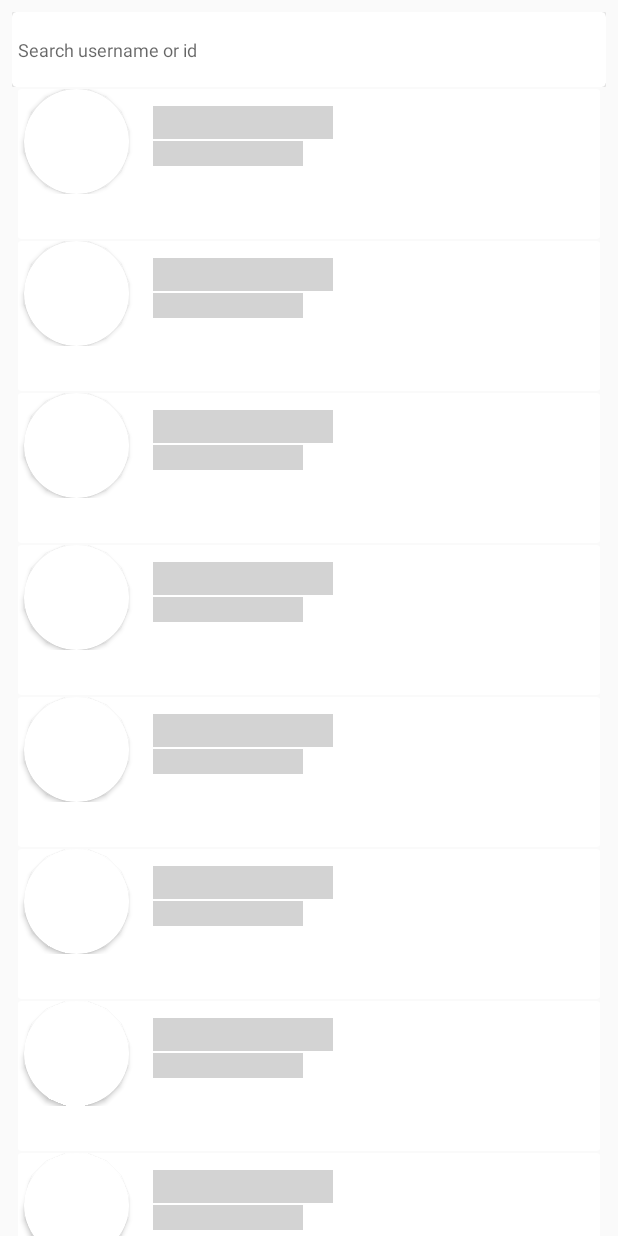
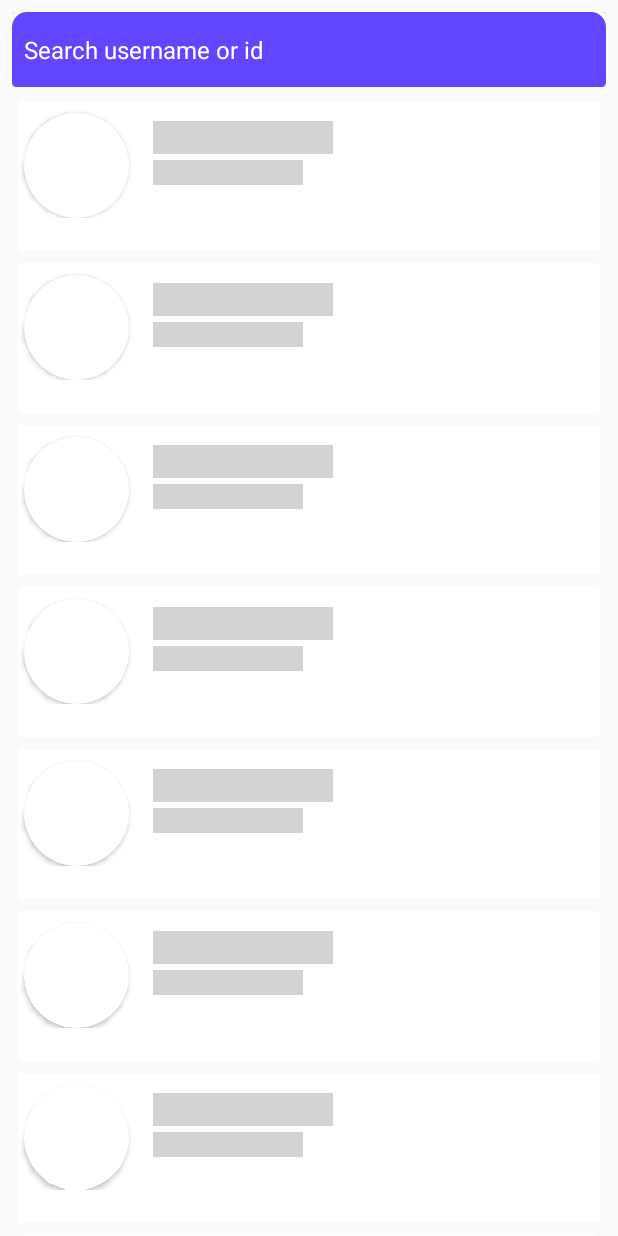
Before and after one commit to france-workmail/gitusers, an Android app: the screen it shows after launch (MainActivity), on a phone screen of 412 x 824 dp. Run offline under Robolectric (Android 15) with nearby library versions, the phone set to English and light mode, and no system bars; our stand-ins replace Room's generated code, Shimmer, Volley; network calls fail; pictures from the network do not load; 1 statement that could not run was skipped.

Commit message:
List and search simple beautification

```diff
--- a/app/src/main/java/com/snarfapps/gitusers/MainActivity.java
+++ b/app/src/main/java/com/snarfapps/gitusers/MainActivity.java
@@ -3,6 +3,8 @@ package com.snarfapps.gitusers;
 import android.annotation.SuppressLint;
 import android.content.Intent;
 import android.content.IntentFilter;
+import android.graphics.drawable.ShapeDrawable;
+import android.graphics.drawable.shapes.RectShape;
 import android.net.ConnectivityManager;
 import android.os.AsyncTask;
 import android.os.Bundle;
@@ -16,6 +18,7 @@ import android.widget.ProgressBar;
 
 import androidx.annotation.NonNull;
 import androidx.appcompat.app.AppCompatActivity;
+import androidx.recyclerview.widget.DividerItemDecoration;
 import androidx.recyclerview.widget.LinearLayoutManager;
 import androidx.recyclerview.widget.RecyclerView;
 import androidx.room.Room;
@@ -82,6 +85,18 @@ public class MainActivity extends AppCompatActivity {
 
         rvUsers = findViewById(R.id.rvUsers);
         rvUsers.setLayoutManager(new LinearLayoutManager(this));
+
+        //Set Recycler item customization
+        DividerItemDecoration dividerItemDecoration = new DividerItemDecoration(this, DividerItemDecoration.VERTICAL);
+        ShapeDrawable shapeDrawableForDivider = new ShapeDrawable(new RectShape());
+        int dividerThickness = 10; // (int) (SomeOtherView.getHeight() * desiredPercent);
+        shapeDrawableForDivider.setIntrinsicHeight(dividerThickness);
+        shapeDrawableForDivider.setAlpha(0);
+        dividerItemDecoration.setDrawable(shapeDrawableForDivider);
+        rvUsers.addItemDecoration(dividerItemDecoration);
+
+
+
 
         //use dummy users for shimmering effect
         usersAdapter = new GitUsersAdapter(shimmerUsers);
--- a/app/src/main/java/com/snarfapps/gitusers/ProfileActivity.java
+++ b/app/src/main/java/com/snarfapps/gitusers/ProfileActivity.java
@@ -75,7 +75,9 @@ public class ProfileActivity extends AppCompatActivity {
 
             // Add the notes to user info.
             // then save the changes to db
-            userDetail.notes = etNotes.getText().toString();
+            String notes = etNotes.getText().toString();
+            if(!notes.isEmpty())
+                userDetail.notes = notes;
             saveUserDetail();
         });
         ibBack.setOnClickListener(v -> finish());
@@ -92,7 +94,7 @@ public class ProfileActivity extends AppCompatActivity {
                     Type typeToken = new TypeToken<UserDetail>(){}.getType();
 
 
-                    String notesHolder = "";
+                    String notesHolder = null;
                     //get the notes first so it wont be overridden by new data
                     if(userDetail!=null && userDetail.notes!=null)
                         notesHolder = userDetail.notes;
--- /dev/null
+++ b/app/src/main/res/drawable/bg_rounded_blue.xml
@@ -0,0 +1,11 @@
+<?xml version="1.0" encoding="utf-8"?>
+<shape xmlns:android="http://schemas.android.com/apk/res/android"
+    android:shape="rectangle" android:padding="15dp">
+
+    <solid android:color="#6145ff" />
+    <corners
+        android:bottomRightRadius="0dp"
+        android:bottomLeftRadius="0dp"
+        android:topLeftRadius="10dp"
+        android:topRightRadius="10dp" />
+</shape>
--- a/app/src/main/res/layout/activity_main.xml
+++ b/app/src/main/res/layout/activity_main.xml
@@ -25,8 +25,7 @@
             app:layout_constraintBottom_toBottomOf="parent"
             app:layout_constraintEnd_toEndOf="parent"
             app:layout_constraintStart_toStartOf="parent"
-            app:layout_constraintTop_toTopOf="parent"
-            android:background="#fff">
+            app:layout_constraintTop_toTopOf="parent">
 
             <EditText
                 android:id="@+id/etSearch"
@@ -35,10 +34,13 @@
                 android:hint="Search username or id"
                 android:inputType="textPersonName"
                 android:singleLine="false"
-                android:layout_margin="4dp"
-                android:background="@android:color/transparent"
-                android:textColor="@android:color/black"
-                android:textSize="12sp" />
+                android:paddingStart="8dp"
+                android:paddingEnd="8dp"
+                android:background="@drawable/bg_rounded_blue"
+                android:textColor="@android:color/white"
+                android:textColorHint="@android:color/white"
+                android:textCursorDrawable="@null"
+                android:textSize="16sp" />
         </androidx.cardview.widget.CardView>
 
 
@@ -54,6 +56,7 @@
         android:layout_height="0dp"
         android:layout_marginStart="8dp"
         android:layout_marginEnd="8dp"
+        android:layout_marginTop="8dp"
         android:clipToPadding="true"
         app:layout_constraintBottom_toTopOf="@+id/llLoadFailed"
         app:layout_constraintEnd_toEndOf="parent"
--- a/app/src/main/res/layout/item_user.xml
+++ b/app/src/main/res/layout/item_user.xml
@@ -37,14 +37,14 @@
                     android:id="@+id/ibNotes"
                     android:layout_width="30dp"
                     android:layout_height="30dp"
+                    android:background="@android:color/transparent"
                     android:scaleType="centerCrop"
-                    android:background="@android:color/transparent"
                     app:layout_constraintBottom_toBottomOf="parent"
                     app:layout_constraintEnd_toEndOf="parent"
                     app:layout_constraintHorizontal_bias="0.96"
                     app:layout_constraintStart_toEndOf="@+id/cardView"
                     app:layout_constraintTop_toTopOf="parent"
-                    app:srcCompat="@android:drawable/ic_menu_my_calendar" />
+                    app:srcCompat="@mipmap/ic_pencil" />
 
                 <TextView
                     android:id="@+id/tvUserId"
@@ -80,9 +80,10 @@
                     android:layout_width="70dp"
                     android:layout_height="70dp"
                     android:layout_marginStart="4dp"
+                    android:layout_marginTop="8dp"
+                    android:background="#d3d3d3"
                     android:clipChildren="true"
                     app:cardCornerRadius="50dp"
-                    android:background="#d3d3d3"
                     app:layout_constraintBottom_toBottomOf="parent"
                     app:layout_constraintStart_toStartOf="parent"
                     app:layout_constraintTop_toTopOf="parent">
@@ -93,7 +94,7 @@
                         android:layout_height="wrap_content"
                         android:layout_gravity="start"
                         android:layout_weight="1"
-                        android:background="#d3d3d3"/>
+                        android:background="#d3d3d3" />
 
                 </androidx.cardview.widget.CardView>
 
```
Also changed, not shown: app/src/main/res/mipmap-hdpi/ic_pencil.png (added), app/src/main/res/mipmap-mdpi/ic_pencil.png (added), app/src/main/res/mipmap-xhdpi/ic_pencil.png (added), app/src/main/res/mipmap-xxhdpi/ic_pencil.png (added), app/src/main/res/mipmap-xxxhdpi/ic_pencil.png (added).
